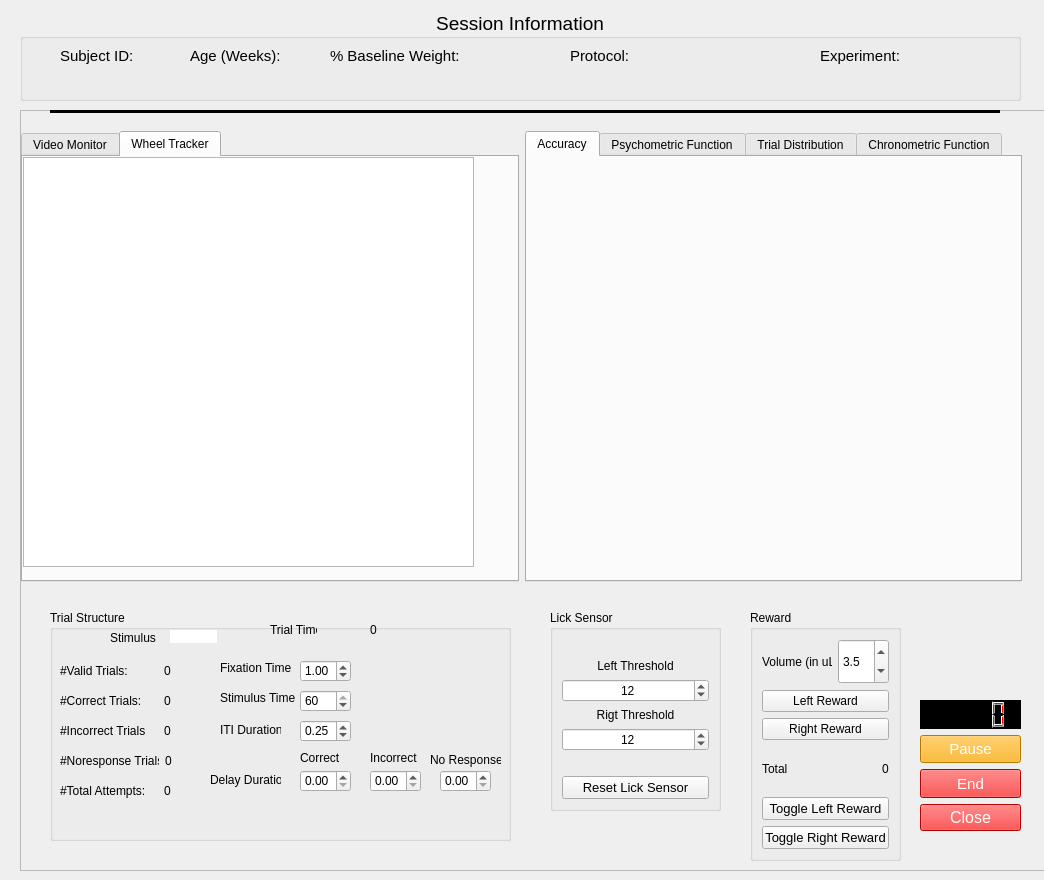
First picture: the form in protocols/random_dot_motion/core/gui/rdk_rig.ui, repository vaibrainium/NeuRPi, before the edit.
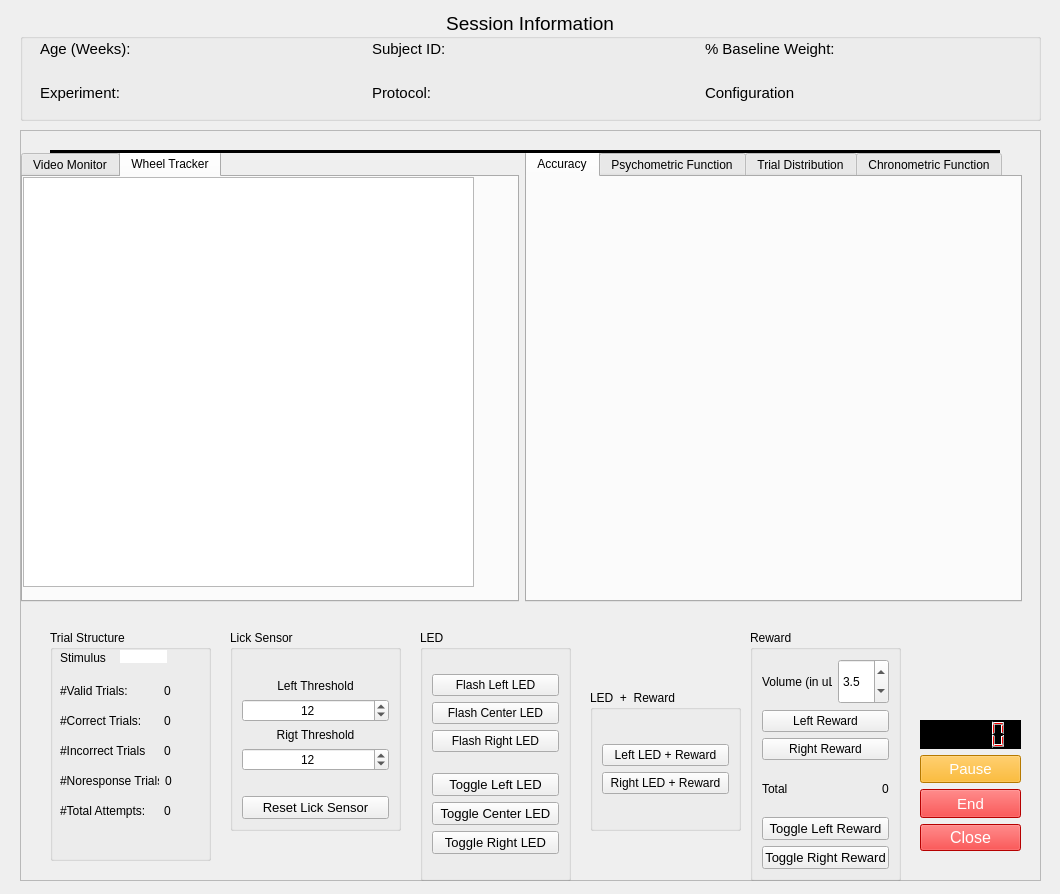
Second picture: the form after the edit. Custom widgets are drawn as their Qt base class.

Commit message: feat: reward and led functionality added independently and together

```diff
--- a/protocols/random_dot_motion/core/gui/rdk_rig.ui
+++ b/protocols/random_dot_motion/core/gui/rdk_rig.ui
@@ -6,8 +6,8 @@
    <rect>
     <x>0</x>
     <y>0</y>
-    <width>1044</width>
-    <height>880</height>
+    <width>1060</width>
+    <height>894</height>
    </rect>
   </property>
   <property name="windowTitle">
@@ -17,9 +17,9 @@
    <property name="geometry">
     <rect>
      <x>20</x>
-     <y>110</y>
-     <width>1041</width>
-     <height>761</height>
+     <y>130</y>
+     <width>1021</width>
+     <height>751</height>
     </rect>
    </property>
    <property name="frameShape">
@@ -33,206 +33,13 @@
      <rect>
       <x>30</x>
       <y>500</y>
-      <width>461</width>
+      <width>161</width>
       <height>231</height>
      </rect>
     </property>
     <property name="title">
      <string>Trial Structure</string>
     </property>
-    <widget class="QLabel" name="label_131">
-     <property name="geometry">
-      <rect>
-       <x>170</x>
-       <y>50</y>
-       <width>81</width>
-       <height>16</height>
-      </rect>
-     </property>
-     <property name="text">
-      <string>Fixation Time</string>
-     </property>
-    </widget>
-    <widget class="QLabel" name="label_132">
-     <property name="geometry">
-      <rect>
-       <x>170</x>
-       <y>80</y>
-       <width>81</width>
-       <height>16</height>
-      </rect>
-     </property>
-     <property name="text">
-      <string>Stimulus Time</string>
-     </property>
-    </widget>
-    <widget class="QLabel" name="label_133">
-     <property name="geometry">
-      <rect>
-       <x>250</x>
-       <y>140</y>
-       <width>61</width>
-       <height>16</height>
-      </rect>
-     </property>
-     <property name="layoutDirection">
-      <enum>Qt::LeftToRight</enum>
-     </property>
-     <property name="text">
-      <string>Correct</string>
-     </property>
-    </widget>
-    <widget class="QLabel" name="trial_timer">
-     <property name="geometry">
-      <rect>
-       <x>320</x>
-       <y>10</y>
-       <width>41</width>
-       <height>20</height>
-      </rect>
-     </property>
-     <property name="sizePolicy">
-      <sizepolicy hsizetype="Expanding" vsizetype="Expanding">
-       <horstretch>0</horstretch>
-       <verstretch>0</verstretch>
-      </sizepolicy>
-     </property>
-     <property name="text">
-      <string>0</string>
-     </property>
-    </widget>
-    <widget class="QLabel" name="label_134">
-     <property name="geometry">
-      <rect>
-       <x>220</x>
-       <y>10</y>
-       <width>47</width>
-       <height>20</height>
-      </rect>
-     </property>
-     <property name="sizePolicy">
-      <sizepolicy hsizetype="Expanding" vsizetype="Expanding">
-       <horstretch>0</horstretch>
-       <verstretch>0</verstretch>
-      </sizepolicy>
-     </property>
-     <property name="text">
-      <string>Trial Time</string>
-     </property>
-    </widget>
-    <widget class="QLabel" name="label_135">
-     <property name="geometry">
-      <rect>
-       <x>320</x>
-       <y>140</y>
-       <width>61</width>
-       <height>16</height>
-      </rect>
-     </property>
-     <property name="text">
-      <string>Incorrect</string>
-     </property>
-    </widget>
-    <widget class="QDoubleSpinBox" name="stimulus_time">
-     <property name="geometry">
-      <rect>
-       <x>250</x>
-       <y>80</y>
-       <width>51</width>
-       <height>22</height>
-      </rect>
-     </property>
-     <property name="decimals">
-      <number>0</number>
-     </property>
-     <property name="minimum">
-      <double>1.000000000000000</double>
-     </property>
-     <property name="maximum">
-      <double>60.000000000000000</double>
-     </property>
-     <property name="value">
-      <double>60.000000000000000</double>
-     </property>
-    </widget>
-    <widget class="QDoubleSpinBox" name="fixation_time">
-     <property name="geometry">
-      <rect>
-       <x>250</x>
-       <y>50</y>
-       <width>51</width>
-       <height>22</height>
-      </rect>
-     </property>
-     <property name="accelerated">
-      <bool>false</bool>
-     </property>
-     <property name="minimum">
-      <double>0.000000000000000</double>
-     </property>
-     <property name="maximum">
-      <double>2.000000000000000</double>
-     </property>
-     <property name="singleStep">
-      <double>0.050000000000000</double>
-     </property>
-     <property name="value">
-      <double>1.000000000000000</double>
-     </property>
-    </widget>
-    <widget class="QDoubleSpinBox" name="correct_delay">
-     <property name="geometry">
-      <rect>
-       <x>250</x>
-       <y>160</y>
-       <width>51</width>
-       <height>22</height>
-      </rect>
-     </property>
-     <property name="decimals">
-      <number>2</number>
-     </property>
-     <property name="minimum">
-      <double>0.000000000000000</double>
-     </property>
-     <property name="maximum">
-      <double>30.000000000000000</double>
-     </property>
-     <property name="singleStep">
-      <double>0.010000000000000</double>
-     </property>
-     <property name="value">
-      <double>0.000000000000000</double>
-     </property>
-    </widget>
-    <widget class="QDoubleSpinBox" name="incorrect_delay">
-     <property name="geometry">
-      <rect>
-       <x>320</x>
-       <y>160</y>
-       <width>51</width>
-       <height>22</height>
-      </rect>
-     </property>
-     <property name="suffix">
-      <string/>
-     </property>
-     <property name="decimals">
-      <number>2</number>
-     </property>
-     <property name="minimum">
-      <double>0.000000000000000</double>
-     </property>
-     <property name="maximum">
-      <double>30.000000000000000</double>
-     </property>
-     <property name="singleStep">
-      <double>0.010000000000000</double>
-     </property>
-     <property name="value">
-      <double>0.000000000000000</double>
-     </property>
-    </widget>
     <widget class="QWidget" name="layoutWidget_56">
      <property name="geometry">
       <rect>
@@ -367,7 +174,7 @@
     <widget class="QLabel" name="label_140">
      <property name="geometry">
       <rect>
-       <x>60</x>
+       <x>10</x>
        <y>20</y>
        <width>51</width>
        <height>16</height>
@@ -380,7 +187,7 @@
     <widget class="QLabel" name="current_stimulus">
      <property name="geometry">
       <rect>
-       <x>120</x>
+       <x>70</x>
        <y>20</y>
        <width>47</width>
        <height>13</height>
@@ -431,101 +238,6 @@
       </item>
      </layout>
     </widget>
-    <widget class="QLabel" name="label_142">
-     <property name="geometry">
-      <rect>
-       <x>170</x>
-       <y>110</y>
-       <width>61</width>
-       <height>20</height>
-      </rect>
-     </property>
-     <property name="text">
-      <string>ITI Duration</string>
-     </property>
-    </widget>
-    <widget class="QDoubleSpinBox" name="iti">
-     <property name="geometry">
-      <rect>
-       <x>250</x>
-       <y>110</y>
-       <width>51</width>
-       <height>22</height>
-      </rect>
-     </property>
-     <property name="accelerated">
-      <bool>false</bool>
-     </property>
-     <property name="minimum">
-      <double>0.000000000000000</double>
-     </property>
-     <property name="maximum">
-      <double>10.000000000000000</double>
-     </property>
-     <property name="singleStep">
-      <double>0.050000000000000</double>
-     </property>
-     <property name="value">
-      <double>0.250000000000000</double>
-     </property>
-    </widget>
-    <widget class="QLabel" name="label_143">
-     <property name="geometry">
-      <rect>
-       <x>160</x>
-       <y>160</y>
-       <width>71</width>
-       <height>20</height>
-      </rect>
-     </property>
-     <property name="layoutDirection">
-      <enum>Qt::LeftToRight</enum>
-     </property>
-     <property name="text">
-      <string>Delay Duration</string>
-     </property>
-    </widget>
-    <widget class="QLabel" name="label_150">
-     <property name="geometry">
-      <rect>
-       <x>380</x>
-       <y>140</y>
-       <width>71</width>
-       <height>20</height>
-      </rect>
-     </property>
-     <property name="text">
-      <string>No Response</string>
-     </property>
-    </widget>
-    <widget class="QDoubleSpinBox" name="no_response_delay">
-     <property name="geometry">
-      <rect>
-       <x>390</x>
-       <y>160</y>
-       <width>51</width>
-       <height>22</height>
-      </rect>
-     </property>
-     <property name="suffix">
-      <string/>
-     </property>
-     <property name="decimals">
-      <number>2</number>
-     </property>
-     <property name="minimum">
-      <double>0.000000000000000</double>
-     </property>
-     <property name="maximum">
-      <double>30.000000000000000</double>
-     </property>
-     <property name="singleStep">
-      <double>0.010000000000000</double>
-     </property>
-     <property name="value">
-      <double>0.000000000000000</double>
-     </property>
-    </widget>
    </widget>
    <widget class="QGroupBox" name="RewardBox">
     <property name="geometry">
@@ -579,7 +291,7 @@
           <double>1.500000000000000</double>
          </property>
          <property name="maximum">
-          <double>10.00000000000000</double>
+          <double>10.000000000000000</double>
          </property>
          <property name="singleStep">
           <double>0.100000000000000</double>
@@ -711,6 +423,12 @@
        <property name="text">
         <string>Pause</string>
        </property>
+       <property name="default">
+        <bool>false</bool>
+       </property>
+       <property name="flat">
+        <bool>false</bool>
+       </property>
       </widget>
      </item>
      <item>
@@ -917,12 +635,91 @@
      </item>
     </layout>
    </widget>
+   <widget class="QGroupBox" name="LED">
+    <property name="geometry">
+     <rect>
+      <x>400</x>
+      <y>500</y>
+      <width>151</width>
+      <height>251</height>
+     </rect>
+    </property>
+    <property name="title">
+     <string>LED</string>
+    </property>
+    <layout class="QGridLayout" name="gridLayout_11">
+     <item row="0" column="0">
+      <layout class="QVBoxLayout" name="verticalLayout_21">
+       <item>
+        <widget class="QPushButton" name="flash_led_left">
+         <property name="text">
+          <string>Flash Left LED</string>
+         </property>
+        </widget>
+       </item>
+       <item>
+        <widget class="QPushButton" name="flash_led_center">
+         <property name="text">
+          <string>Flash Center LED</string>
+         </property>
+        </widget>
+       </item>
+       <item>
+        <widget class="QPushButton" name="flash_led_right">
+         <property name="text">
+          <string>Flash Right LED</string>
+         </property>
+        </widget>
+       </item>
+      </layout>
+     </item>
+     <item row="1" column="0">
+      <layout class="QVBoxLayout" name="verticalLayout_22">
+       <item>
+        <widget class="QPushButton" name="toggle_led_left">
+         <property name="font">
+          <font>
+           <pointsize>10</pointsize>
+          </font>
+         </property>
+         <property name="text">
+          <string>Toggle Left LED</string>
+         </property>
+        </widget>
+       </item>
+       <item>
+        <widget class="QPushButton" name="toggle_led_center">
+         <property name="font">
+          <font>
+           <pointsize>10</pointsize>
+          </font>
+         </property>
+         <property name="text">
+          <string>Toggle Center LED</string>
+         </property>
+        </widget>
+       </item>
+       <item>
+        <widget class="QPushButton" name="toggle_led_right">
+         <property name="font">
+          <font>
+           <pointsize>10</pointsize>
+          </font>
+         </property>
+         <property name="text">
+          <string>Toggle Right LED</string>
+         </property>
+        </widget>
+       </item>
+      </layout>
+     </item>
+    </layout>
   </widget>
   <widget class="QGroupBox" name="LickSensor">
    <property name="geometry">
     <rect>
-     <x>550</x>
-     <y>610</y>
+      <x>210</x>
+      <y>500</y>
      <width>171</width>
      <height>201</height>
     </rect>
@@ -1061,13 +858,47 @@
     </item>
    </layout>
   </widget>
+   <widget class="QGroupBox" name="RewardBox_2">
+    <property name="geometry">
+     <rect>
+      <x>570</x>
+      <y>560</y>
+      <width>151</width>
+      <height>141</height>
+     </rect>
+    </property>
+    <property name="title">
+     <string>LED  +  Reward</string>
+    </property>
+    <layout class="QGridLayout" name="gridLayout_12">
+     <item row="0" column="0">
+      <layout class="QVBoxLayout" name="verticalLayout_23">
+       <item>
+        <widget class="QPushButton" name="led_and_reward_left">
+         <property name="text">
+          <string>Left LED + Reward</string>
+         </property>
+        </widget>
+       </item>
+       <item>
+        <widget class="QPushButton" name="led_and_reward_left_2">
+         <property name="text">
+          <string>Right LED + Reward</string>
+         </property>
+        </widget>
+       </item>
+      </layout>
+     </item>
+    </layout>
+   </widget>
+  </widget>
   <widget class="QGroupBox" name="groupBox">
    <property name="geometry">
     <rect>
      <x>20</x>
      <y>10</y>
-     <width>1001</width>
-     <height>91</height>
+     <width>1021</width>
+     <height>111</height>
     </rect>
    </property>
    <property name="font">
@@ -1084,15 +915,54 @@
    <property name="flat">
     <bool>false</bool>
    </property>
+   <widget class="QWidget" name="">
+    <property name="geometry">
+     <rect>
+      <x>20</x>
+      <y>20</y>
+      <width>991</width>
+      <height>81</height>
+     </rect>
+    </property>
+    <layout class="QVBoxLayout" name="verticalLayout_2">
+     <item>
+      <layout class="QHBoxLayout" name="horizontalLayout_3">
+       <item>
+        <layout class="QHBoxLayout" name="horizontalLayout_6">
+         <item>
+          <widget class="QLabel" name="label_5">
+           <property name="font">
+            <font>
+             <pointsize>11</pointsize>
+            </font>
+           </property>
+           <property name="text">
+            <string>Age (Weeks):</string>
+           </property>
+          </widget>
+         </item>
+         <item>
+          <widget class="QLabel" name="age">
+           <property name="font">
+            <font>
+             <pointsize>11</pointsize>
+             <underline>true</underline>
+            </font>
+           </property>
+           <property name="text">
+            <string/>
+           </property>
+           <property name="alignment">
+            <set>Qt::AlignCenter</set>
+           </property>
+          </widget>
+         </item>
+        </layout>
+       </item>
+       <item>
+        <layout class="QHBoxLayout" name="horizontalLayout_5">
+         <item>
    <widget class="QLabel" name="label">
-    <property name="geometry">
-     <rect>
-      <x>40</x>
-      <y>30</y>
-      <width>81</width>
-      <height>31</height>
-     </rect>
-    </property>
     <property name="font">
      <font>
       <pointsize>11</pointsize>
@@ -1102,73 +972,9 @@
      <string>Subject ID:</string>
     </property>
    </widget>
-   <widget class="QLabel" name="label_2">
-    <property name="geometry">
-     <rect>
-      <x>550</x>
-      <y>30</y>
-      <width>61</width>
-      <height>31</height>
-     </rect>
-    </property>
-    <property name="font">
-     <font>
-      <pointsize>11</pointsize>
-     </font>
-    </property>
-    <property name="text">
-     <string>Protocol:</string>
-    </property>
-   </widget>
-   <widget class="QLabel" name="experiment">
-    <property name="geometry">
-     <rect>
-      <x>730</x>
-      <y>60</y>
-      <width>231</width>
-      <height>20</height>
-     </rect>
-    </property>
-    <property name="font">
-     <font>
-      <pointsize>11</pointsize>
-      <underline>true</underline>
-     </font>
-    </property>
-    <property name="text">
-     <string/>
-    </property>
-    <property name="alignment">
-     <set>Qt::AlignCenter</set>
-    </property>
-   </widget>
-   <widget class="QLabel" name="label_3">
-    <property name="geometry">
-     <rect>
-      <x>800</x>
-      <y>30</y>
-      <width>81</width>
-      <height>31</height>
-     </rect>
-    </property>
-    <property name="font">
-     <font>
-      <pointsize>11</pointsize>
-     </font>
-    </property>
-    <property name="text">
-     <string>Experiment:</string>
-    </property>
-   </widget>
+         </item>
+         <item>
    <widget class="QLabel" name="subject_id">
-    <property name="geometry">
-     <rect>
-      <x>30</x>
-      <y>60</y>
-      <width>91</width>
-      <height>20</height>
-     </rect>
-    </property>
     <property name="font">
      <font>
       <pointsize>11</pointsize>
@@ -1182,37 +988,13 @@
      <set>Qt::AlignCenter</set>
     </property>
    </widget>
-   <widget class="QLabel" name="protocol">
-    <property name="geometry">
-     <rect>
-      <x>480</x>
-      <y>60</y>
-      <width>211</width>
-      <height>20</height>
-     </rect>
-    </property>
-    <property name="font">
-     <font>
-      <pointsize>11</pointsize>
-      <underline>true</underline>
-     </font>
-    </property>
-    <property name="text">
-     <string/>
-    </property>
-    <property name="alignment">
-     <set>Qt::AlignCenter</set>
-    </property>
-   </widget>
+         </item>
+        </layout>
+       </item>
+       <item>
+        <layout class="QHBoxLayout" name="horizontalLayout_7">
+         <item>
    <widget class="QLabel" name="label_4">
-    <property name="geometry">
-     <rect>
-      <x>310</x>
-      <y>30</y>
-      <width>131</width>
-      <height>31</height>
-     </rect>
-    </property>
     <property name="font">
      <font>
       <pointsize>11</pointsize>
@@ -1222,18 +1004,48 @@
      <string>% Baseline Weight:</string>
     </property>
    </widget>
+         </item>
+         <item>
    <widget class="QLabel" name="baseline_weight">
-    <property name="geometry">
-     <rect>
-      <x>320</x>
-      <y>60</y>
-      <width>111</width>
-      <height>20</height>
-     </rect>
-    </property>
+           <property name="font">
+            <font>
+             <pointsize>11</pointsize>
+             <underline>true</underline>
+            </font>
+           </property>
+           <property name="text">
+            <string/>
+           </property>
+           <property name="alignment">
+            <set>Qt::AlignCenter</set>
+           </property>
+          </widget>
+         </item>
+        </layout>
+       </item>
+      </layout>
+     </item>
+     <item>
+      <layout class="QHBoxLayout" name="horizontalLayout_4">
+       <item>
+        <layout class="QHBoxLayout" name="horizontalLayout_9">
+         <item>
+          <widget class="QLabel" name="label_3">
     <property name="font">
      <font>
       <pointsize>11</pointsize>
+            </font>
+           </property>
+           <property name="text">
+            <string>Experiment:</string>
+           </property>
+          </widget>
+         </item>
+         <item>
+          <widget class="QLabel" name="experiment">
+           <property name="font">
+            <font>
+             <pointsize>11</pointsize>
       <underline>true</underline>
      </font>
     </property>
@@ -1244,33 +1056,57 @@
      <set>Qt::AlignCenter</set>
     </property>
    </widget>
-   <widget class="QLabel" name="label_5">
-    <property name="geometry">
-     <rect>
-      <x>170</x>
-      <y>30</y>
-      <width>101</width>
-      <height>31</height>
-     </rect>
-    </property>
+         </item>
+        </layout>
+       </item>
+       <item>
+        <layout class="QHBoxLayout" name="horizontalLayout_8">
+         <item>
+          <widget class="QLabel" name="label_2">
+           <property name="font">
+            <font>
+             <pointsize>11</pointsize>
+            </font>
+           </property>
+           <property name="text">
+            <string>Protocol:</string>
+           </property>
+          </widget>
+         </item>
+         <item>
+          <widget class="QLabel" name="protocol">
     <property name="font">
      <font>
       <pointsize>11</pointsize>
+             <underline>true</underline>
      </font>
     </property>
     <property name="text">
-     <string>Age (Weeks):</string>
-    </property>
-   </widget>
-   <widget class="QLabel" name="age">
-    <property name="geometry">
-     <rect>
-      <x>160</x>
-      <y>60</y>
-      <width>111</width>
-      <height>20</height>
-     </rect>
-    </property>
+            <string/>
+           </property>
+           <property name="alignment">
+            <set>Qt::AlignCenter</set>
+           </property>
+          </widget>
+         </item>
+        </layout>
+       </item>
+       <item>
+        <layout class="QHBoxLayout" name="horizontalLayout_10">
+         <item>
+          <widget class="QLabel" name="label_11">
+           <property name="font">
+            <font>
+             <pointsize>11</pointsize>
+            </font>
+           </property>
+           <property name="text">
+            <string>Configuration</string>
+           </property>
+          </widget>
+         </item>
+         <item>
+          <widget class="QLabel" name="configuration">
     <property name="font">
      <font>
       <pointsize>11</pointsize>
@@ -1283,13 +1119,20 @@
     <property name="alignment">
      <set>Qt::AlignCenter</set>
     </property>
+          </widget>
+         </item>
+        </layout>
+       </item>
+      </layout>
+     </item>
+    </layout>
    </widget>
   </widget>
   <widget class="Line" name="line">
    <property name="geometry">
     <rect>
      <x>50</x>
-     <y>100</y>
+     <y>140</y>
      <width>950</width>
      <height>23</height>
     </rect>
```
Lines whose indentation alone changed are shown as unchanged. The commit also changes 2 other files.
